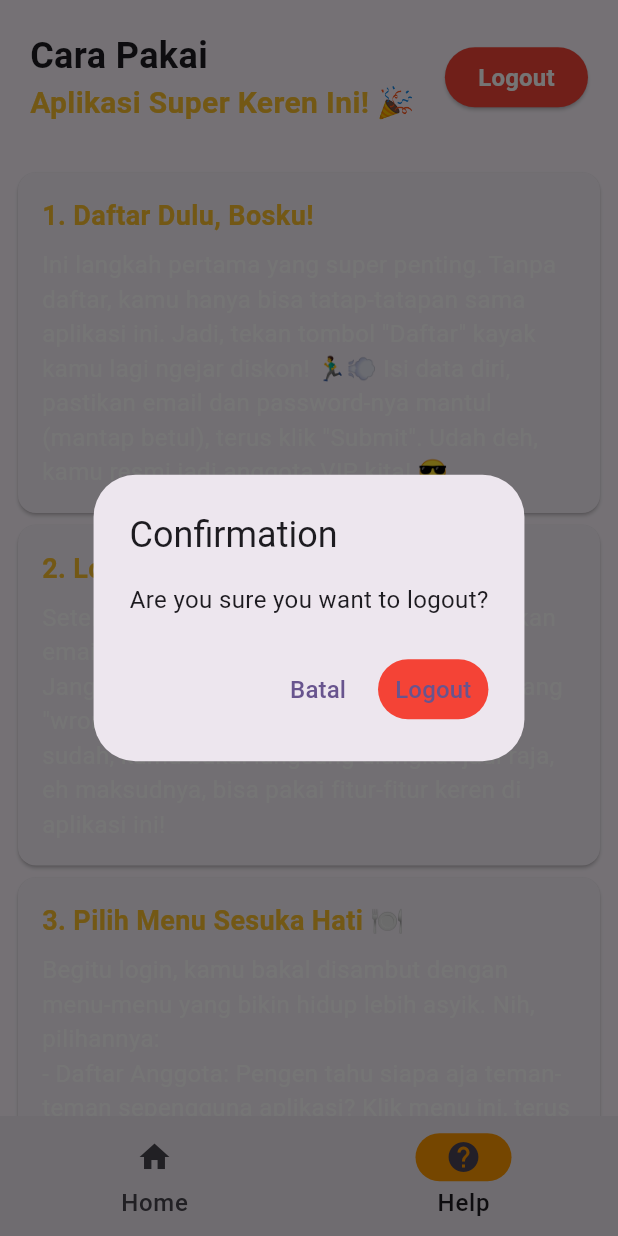
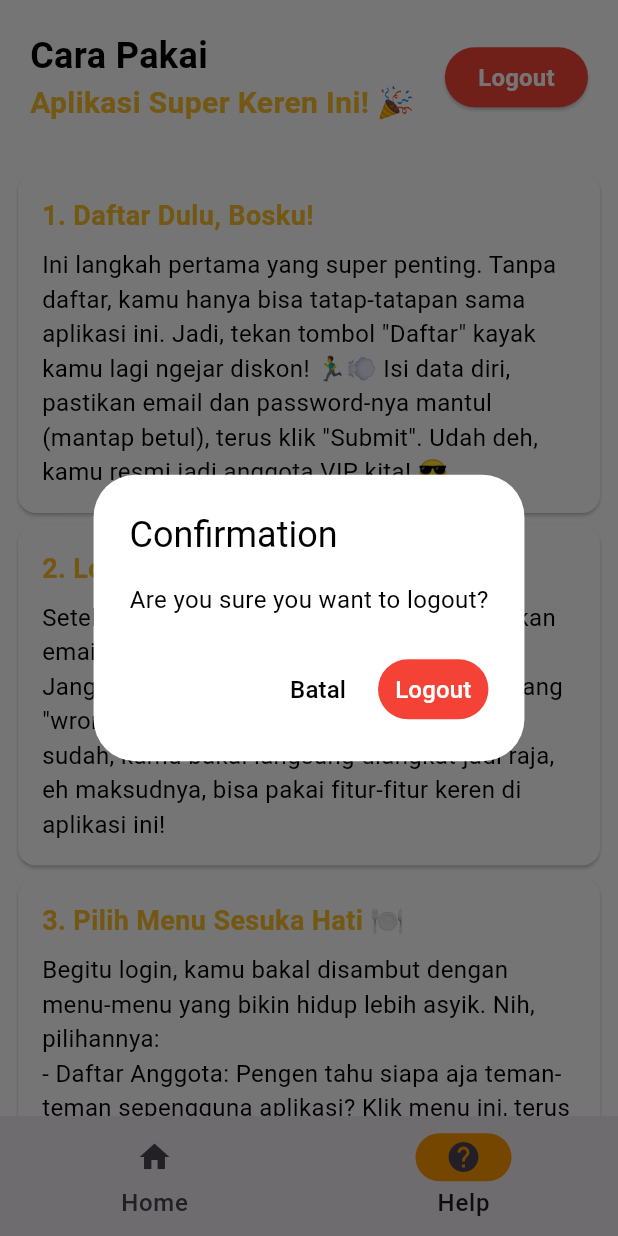
Before and after one commit to AfifJ/stopwatch_app_flutter, a Flutter app: the screen it shows once a user with an empty profile is signed in, item 2 of the bottom bar chosen, after a tap on "Logout", on a phone screen of 412 x 824 dp. Run offline on Flutter 3.47's test engine with Material 3 defaults, Android fonts, the phone set to English and light mode, and no system bars; our stand-ins replace cloud_firestore, firebase_auth, firebase_core; accounts and stored records are empty.

Commit message:
hampir done

```diff
--- a/lib/screens/auth/sign_in_page.dart
+++ b/lib/screens/auth/sign_in_page.dart
@@ -197,7 +197,6 @@ class _SignInPageState extends State<SignInPage> {
                       children: [
                         const Text(
                           "Tidak punya akun?",
-                          style: TextStyle(color: Colors.black),
                         ),
                         TextButton(
                           style: ButtonStyle(
--- a/lib/screens/auth/sign_up_page.dart
+++ b/lib/screens/auth/sign_up_page.dart
@@ -284,8 +284,7 @@ class _SignUpPageState extends State<SignUpPage> {
                       mainAxisAlignment: MainAxisAlignment.center,
                       children: [
                         const Text(
-                          "Already have an account?",
-                          style: TextStyle(color: Colors.black),
+                          "Sudah punya akun?",
                         ),
                         TextButton(
                           style: ButtonStyle(
--- a/lib/screens/help/help_page.dart
+++ b/lib/screens/help/help_page.dart
@@ -1,46 +1,29 @@
 import 'package:flutter/material.dart';
 import 'package:stopwatch_app/services/auth.dart';
+import 'package:stopwatch_app/shared/constant.dart';
 
 class HelpPage extends StatelessWidget {
   final AuthService _auth = AuthService();
 
-  final List<Map<String, String>> helpItems = [
-    {
-      'title': '1. Daftar Dulu, Bosku!',
-      'description':
-          'Ini langkah pertama yang super penting. Tanpa daftar, kamu hanya bisa tatap-tatapan sama aplikasi ini. Jadi, tekan tombol "Daftar" kayak kamu lagi ngejar diskon! 🏃‍♂️💨 Isi data diri, pastikan email dan password-nya mantul (mantap betul), terus klik "Submit". Udah deh, kamu resmi jadi anggota VIP kita! 😎',
-    },
-    {
-      'title': '2. Login untuk Akses VIP 🔑',
-      'description':
-          'Setelah daftar, langsung login dong. Masukkan email dan password yang tadi kamu buat. Jangan salah masukin password, nanti dibilang "wrong password" trus kesel sendiri! Kalau sudah, kamu bakal langsung diangkat jadi raja, eh maksudnya, bisa pakai fitur-fitur keren di aplikasi ini!',
-    },
-    {
-      'title': '3. Pilih Menu Sesuka Hati 🍽️',
-      'description':
-          'Begitu login, kamu bakal disambut dengan menu-menu yang bikin hidup lebih asyik. Nih, pilihannya:\n- Daftar Anggota: Pengen tahu siapa aja teman-teman sepengguna aplikasi? Klik menu ini, terus cek daftar anggota. Siapa tahu ketemu gebetan... atau utang yang belum lunas. 😏\n- Stopwatch: Buat kamu yang suka tantangan hidup atau cuma pengen ukur waktu buat mie instan, pakai stopwatch ini. Tekan tombol start, terus nunggu deh. Jangan kelamaan nyentuh tombolnya, nanti kaya nunggu chat doi yang gak balas-balas. ⏱️\n- Rekomendasi Situs: Lagi bosen atau butuh pencerahan dari alam internet? Tenang, kita punya daftar situs rekomendasi yang super keren! Klik, dan langsung terbang ke dunia baru. Jangan kaget kalau tiba-tiba lupa waktu ya, seru soalnya! 😜\n- Favorite: Nah, kalau nemu sesuatu yang menurut kamu keren, klik tombol "favorite"! Nanti semua yang kamu simpan bakal nangkring di sini, jadi gampang kalo mau ngelirik lagi pas kangen~ ❤️',
-    },
-    {
-      'title': '4. Enjoy dan Selamat Bergembira! 🎉',
-      'description':
-          'Sudah selesai? Hah? Cepet amat. Tenang, pakai aplikasi ini gampang banget kok. Kalau bingung, coba tanya sama diri sendiri, "Kenapa bingung ya?" Kalau masih bingung juga, ya coba tanya lagi (atau tanya admin).',
-    },
-  ];
-
   @override
   Widget build(BuildContext context) {
+    final isDarkMode =
+        MediaQuery.of(context).platformBrightness == Brightness.dark;
+    final theme = Theme.of(context);
+
     return Scaffold(
+      backgroundColor: isDarkMode ? Colors.black : Colors.white,
       body: Column(
         crossAxisAlignment: CrossAxisAlignment.start,
         children: [
-          _buildHeader(context),
+          _buildHeader(context, isDarkMode),
           Expanded(
             child: ListView.builder(
               padding: EdgeInsets.all(8.0),
               itemCount: helpItems.length,
               itemBuilder: (context, index) {
                 final item = helpItems[index];
-                return _buildHelpCard(item, index);
+                return _buildHelpCard(item, isDarkMode);
               },
             ),
           ),
@@ -49,7 +32,7 @@ class HelpPage extends StatelessWidget {
     );
   }
 
-  Widget _buildHeader(BuildContext context) {
+  Widget _buildHeader(BuildContext context, bool isDarkMode) {
     return Padding(
       padding: EdgeInsets.all(20),
       child: Row(
@@ -62,6 +45,7 @@ class HelpPage extends StatelessWidget {
                 style: TextStyle(
                   fontSize: 24,
                   fontWeight: FontWeight.bold,
+                  color: isDarkMode ? Colors.white : Colors.black,
                 ),
               ),
               Text(
@@ -77,7 +61,7 @@ class HelpPage extends StatelessWidget {
           Spacer(),
           ElevatedButton(
             onPressed: () {
-              _showLogoutConfirmationDialog(context);
+              _showLogoutConfirmationDialog(context, isDarkMode);
             },
             style: ElevatedButton.styleFrom(
               backgroundColor: Colors.red,
@@ -91,8 +75,9 @@ class HelpPage extends StatelessWidget {
     );
   }
 
-  Widget _buildHelpCard(Map<String, String> item, int index) {
+  Widget _buildHelpCard(Map<String, String> item, bool isDarkMode) {
     return Card(
+      color: isDarkMode ? Colors.grey[800] : Colors.white,
       child: Padding(
         padding: const EdgeInsets.all(16.0),
         child: Column(
@@ -110,7 +95,7 @@ class HelpPage extends StatelessWidget {
             Text(
               item['description']!,
               style: TextStyle(
-                color: Colors.white,
+                color: isDarkMode ? Colors.white : Colors.black,
               ),
             ),
           ],
@@ -119,19 +104,30 @@ class HelpPage extends StatelessWidget {
     );
   }
 
-  _showLogoutConfirmationDialog(BuildContext context) {
+  _showLogoutConfirmationDialog(BuildContext context, bool isDarkMode) {
     return showDialog(
       context: context,
       builder: (context) {
         return AlertDialog(
-          title: Text('Confirmation'),
-          content: Text('Are you sure you want to logout?'),
+          backgroundColor: isDarkMode ? Colors.grey[900] : Colors.white,
+          title: Text(
+            'Confirmation',
+            style: TextStyle(color: isDarkMode ? Colors.white : Colors.black),
+          ),
+          content: Text(
+            'Are you sure you want to logout?',
+            style: TextStyle(color: isDarkMode ? Colors.white : Colors.black),
+          ),
           actions: [
             TextButton(
               onPressed: () {
                 Navigator.of(context).pop(false);
               },
-              child: Text('Batal'),
+              child: Text(
+                'Batal',
+                style:
+                    TextStyle(color: isDarkMode ? Colors.white : Colors.black),
+              ),
             ),
             TextButton(
               style: TextButton.styleFrom(
@@ -141,7 +137,10 @@ class HelpPage extends StatelessWidget {
                 Navigator.of(context).pop(true);
                 await _auth.signOut();
               },
-              child: Text('Logout'),
+              child: Text(
+                'Logout',
+                style: TextStyle(color: Colors.white),
+              ),
             ),
           ],
         );
--- a/lib/screens/home/home_page.dart
+++ b/lib/screens/home/home_page.dart
@@ -85,9 +85,12 @@ class _HomeState extends State<Home> {
           ],
         ),
         Image(
-          image: AssetImage('images/logo.png'),
+          image: AssetImage('assets/images/logo.png'),
           height: 100,
           color: Colors.orange,
+          errorBuilder: (context, error, stackTrace) {
+            return Text(error.toString());
+          },
         ),
       ],
     );
--- a/lib/shared/constant.dart
+++ b/lib/shared/constant.dart
@@ -67,3 +67,26 @@ final List<Map<String, dynamic>> recomendationLinks = [
     'image': 'https://assets.stickpng.com/images/5848152fcef1014c0b5e4967.png',
   }
 ];
+
+final List<Map<String, String>> helpItems = [
+  {
+    'title': '1. Daftar Dulu, Bosku!',
+    'description':
+        'Ini langkah pertama yang super penting. Tanpa daftar, kamu hanya bisa tatap-tatapan sama aplikasi ini. Jadi, tekan tombol "Daftar" kayak kamu lagi ngejar diskon! 🏃‍♂️💨 Isi data diri, pastikan email dan password-nya mantul (mantap betul), terus klik "Submit". Udah deh, kamu resmi jadi anggota VIP kita! 😎',
+  },
+  {
+    'title': '2. Login untuk Akses VIP 🔑',
+    'description':
+        'Setelah daftar, langsung login dong. Masukkan email dan password yang tadi kamu buat. Jangan salah masukin password, nanti dibilang "wrong password" trus kesel sendiri! Kalau sudah, kamu bakal langsung diangkat jadi raja, eh maksudnya, bisa pakai fitur-fitur keren di aplikasi ini!',
+  },
+  {
+    'title': '3. Pilih Menu Sesuka Hati 🍽️',
+    'description':
+        'Begitu login, kamu bakal disambut dengan menu-menu yang bikin hidup lebih asyik. Nih, pilihannya:\n- Daftar Anggota: Pengen tahu siapa aja teman-teman sepengguna aplikasi? Klik menu ini, terus cek daftar anggota. Siapa tahu ketemu gebetan... atau utang yang belum lunas. 😏\n- Stopwatch: Buat kamu yang suka tantangan hidup atau cuma pengen ukur waktu buat mie instan, pakai stopwatch ini. Tekan tombol start, terus nunggu deh. Jangan kelamaan nyentuh tombolnya, nanti kaya nunggu chat doi yang gak balas-balas. ⏱️\n- Rekomendasi Situs: Lagi bosen atau butuh pencerahan dari alam internet? Tenang, kita punya daftar situs rekomendasi yang super keren! Klik, dan langsung terbang ke dunia baru. Jangan kaget kalau tiba-tiba lupa waktu ya, seru soalnya! 😜\n- Favorite: Nah, kalau nemu sesuatu yang menurut kamu keren, klik tombol "favorite"! Nanti semua yang kamu simpan bakal nangkring di sini, jadi gampang kalo mau ngelirik lagi pas kangen~ ❤️',
+  },
+  {
+    'title': '4. Enjoy dan Selamat Bergembira! 🎉',
+    'description':
+        'Sudah selesai? Hah? Cepet amat. Tenang, pakai aplikasi ini gampang banget kok. Kalau bingung, coba tanya sama diri sendiri, "Kenapa bingung ya?" Kalau masih bingung juga, ya coba tanya lagi (atau tanya admin).',
+  },
+];
--- a/pubspec.yaml
+++ b/pubspec.yaml
@@ -64,7 +64,8 @@ flutter:
 
   # To add assets to your application, add an assets section, like this:
   assets:
-    - assets/
+      - assets/images/
+      - assets/
   #   - images/a_dot_burr.jpeg
   #   - images/a_dot_ham.jpeg
 
```
Also changed, not shown: lib/screens/rekomendasi/rekomendasi_page.dart (+13 -0 lines), lib/screens/stopwatch/stopwatch_page.dart (+88 -49 lines).
